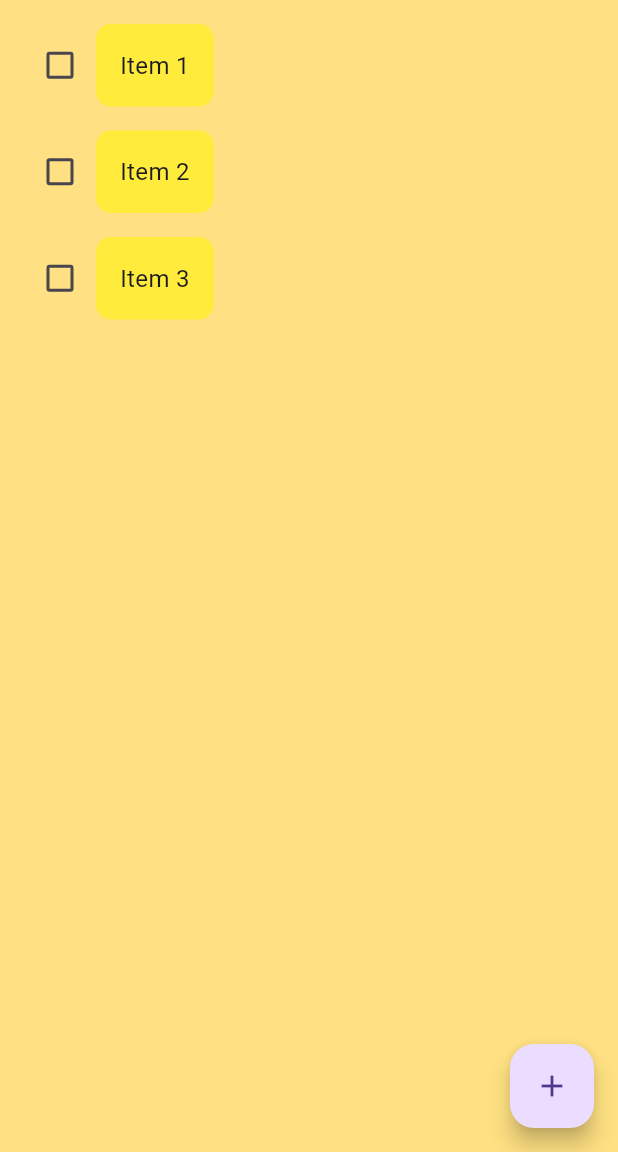
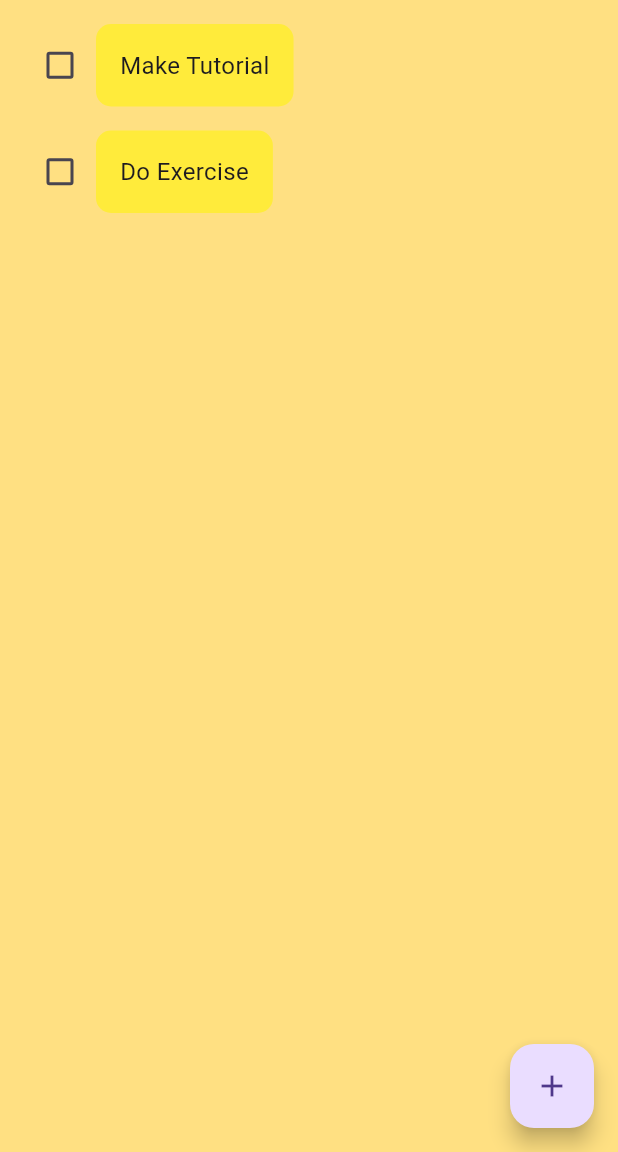
Before and after one commit to hiendaika/todoapp_flutter, a Flutter app: the screen it shows after launch, on a phone screen of 412 x 824 dp, the part 84-1236 px from its top. Run offline on Flutter 3.47's test engine with Material 3 defaults, Android fonts, the phone set to English and light mode, and no system bars; drawn by our look-alikes of flutter_slidable; our stand-ins replace hive_flutter; accounts and stored records are empty.

Commit message:
Create database
create database local

```diff
--- /dev/null
+++ b/lib/data/database.dart
@@ -0,0 +1,31 @@
+import 'package:hive_flutter/hive_flutter.dart';
+
+class ToDoDatabase {
+  List toDoList = [];
+  //reference to box
+  final _myBox = Hive.box('mybox');
+
+  /// Run this function when the app starts.
+  void createInitialData() {
+    toDoList = [
+      ['Make Tutorial', false],
+      ['Do Exercise', false]
+    ];
+  }
+
+  /// Loads the data from the database.
+  ///
+  /// This method is used to load the data from the database. It should be
+  /// called whenever the app starts.
+  void loadData() {
+    toDoList = _myBox.get('TODOLIST');
+  }
+
+  /// Updates the data in the database.
+  ///
+  /// This method is used to update the data in the database. It should be
+  /// called whenever the user changes the data.
+  void updateData() {
+    _myBox.put('TODOLIST', toDoList);
+  }
+}
--- a/lib/pages/homepage.dart
+++ b/lib/pages/homepage.dart
@@ -1,4 +1,6 @@
 import 'package:flutter/material.dart';
+import 'package:hive_flutter/hive_flutter.dart';
+import 'package:todoapp/data/database.dart';
 import 'package:todoapp/util/dialog_box.dart';
 import 'package:todoapp/util/todo_item.dart';
 
@@ -11,16 +13,29 @@ class Homepage extends StatefulWidget {
 
 class _HomepageState extends State<Homepage> {
   final _controller = TextEditingController();
-  List todoList = [
-    ['Item 1', false],
-    ['Item 2', false],
-    ['Item 3', false],
-  ];
+  //reference the hivebox
+  final _myBox = Hive.box('mybox');
+  ToDoDatabase database = ToDoDatabase();
+  // List todoList = [
+  //   ['Item 1', false],
+  //   ['Item 2', false],
+  //   ['Item 3', false],
+  // ];
+  @override
+  void initState() {
+    if (_myBox.get('TODOLIST') == null) {
+      database.createInitialData();
+    } else {
+      database.loadData();
+    }
+    super.initState();
+  }
 
   void handleCheckBox(bool? value, int index) {
     setState(() {
-      todoList[index][1] = !todoList[index][1];
+      database.toDoList[index][1] = !database.toDoList[index][1];
     });
+    database.updateData();
   }
 
   void createNewTask() {
@@ -38,15 +53,17 @@ class _HomepageState extends State<Homepage> {
 
   void saveNewTask() {
     setState(() {
-      todoList.add([_controller.text, false]);
+      database.toDoList.add([_controller.text, false]);
     });
     Navigator.of(context).pop();
+    database.updateData();
   }
 
   void deleteTask(int index) {
     setState(() {
-      todoList.removeAt(index);
+      database.toDoList.removeAt(index);
     });
+    database.updateData();
   }
 
   @override
@@ -61,11 +78,11 @@ class _HomepageState extends State<Homepage> {
         elevation: 0,
       ),
       body: ListView.builder(
-        itemCount: todoList.length,
+        itemCount: database.toDoList.length,
         itemBuilder: (context, index) {
           return TodoItem(
-            taskName: todoList[index][0],
-            isTaskCompleted: todoList[index][1],
+            taskName: database.toDoList[index][0],
+            isTaskCompleted: database.toDoList[index][1],
             onChanged: (value) => handleCheckBox(value, index),
             onDelete: (context) {
               deleteTask(index);
--- a/lib/util/todo_item.dart
+++ b/lib/util/todo_item.dart
@@ -24,6 +24,7 @@ class TodoItem extends StatelessWidget {
             onPressed: onDelete,
             icon: Icons.delete,
             backgroundColor: Colors.red.shade300,
+            borderRadius: BorderRadius.circular(12),
           ),
         ],
       ),
--- a/pubspec.yaml
+++ b/pubspec.yaml
@@ -31,6 +31,8 @@ dependencies:
   flutter:
     sdk: flutter
   flutter_slidable: ^4.0.0
+  hive: ^2.2.3
+  hive_flutter: ^1.1.0
 
   # The following adds the Cupertino Icons font to your application.
   # Use with the CupertinoIcons class for iOS style icons.
@@ -39,7 +41,8 @@ dependencies:
 dev_dependencies:
   flutter_test:
     sdk: flutter
-
+  hive_generator: ^2.0.0
+  build_runner: ^2.4.6
   # The "flutter_lints" package below contains a set of recommended lints to
   # encourage good coding practices. The lint set provided by the package is
   # activated in the `analysis_options.yaml` file located at the root of your
```
Also changed, not shown: lib/main.dart (+8 -1 lines), 7 other files.
